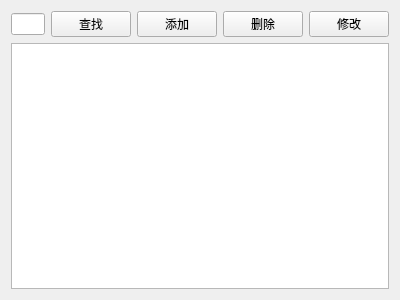
skmgt/QtLearnCourse, file experiment/lab4/patientview.ui: the form before one commit.
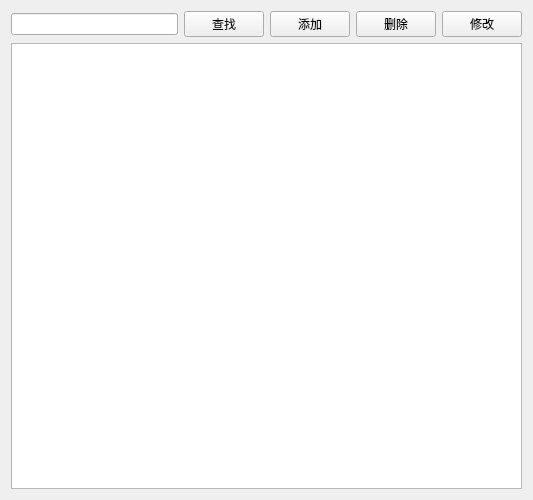
The form after the commit.

```diff
--- a/experiment/lab4/patientview.ui
+++ b/experiment/lab4/patientview.ui
@@ -6,8 +6,8 @@
    <rect>
     <x>0</x>
     <y>0</y>
-    <width>400</width>
-    <height>300</height>
+    <width>533</width>
+    <height>500</height>
    </rect>
   </property>
   <property name="windowTitle">
```
